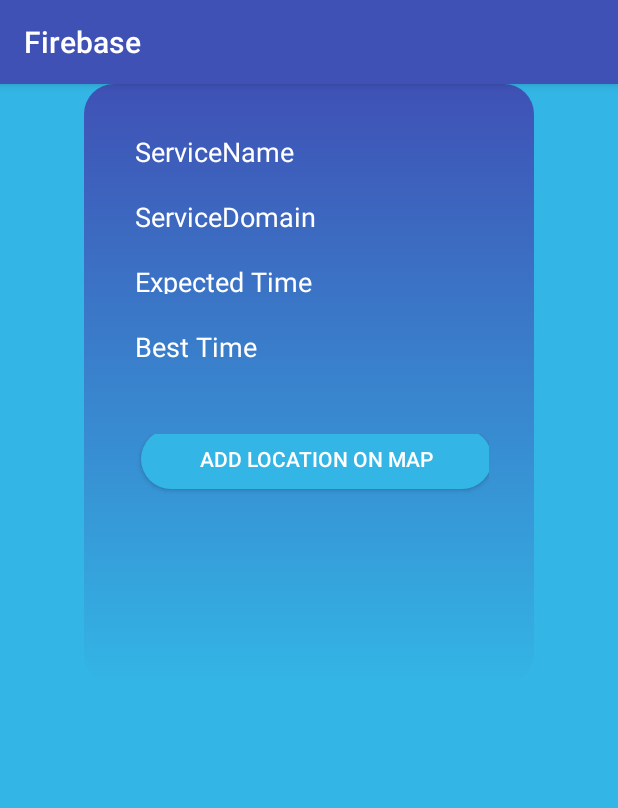
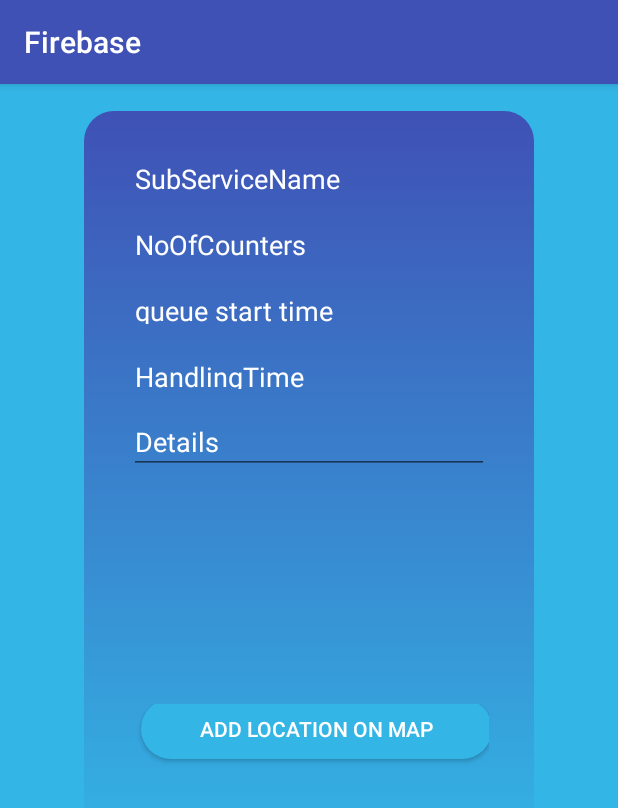
Before and after one commit to MrSparsh/Queno, an Android app: the ServiceInfoActivity screen opened directly, with no data from a screen before it, on a phone screen of 412 x 824 dp. Shown: the top 808 px of the screen. Run offline under Robolectric (Android 15) with nearby library versions, the phone set to English and light mode, and no system bars; 1 statement that could not run was skipped.

Commit message:
error of student

```diff
--- a/app/src/main/AndroidManifest.xml
+++ b/app/src/main/AndroidManifest.xml
@@ -53,9 +53,9 @@
         <activity android:name=".UserLogin" />
         <activity android:name=".UserHome" />
         <activity android:name=".ServiceInfoActivity" />
-        <activity android:name=".SubServiceDetailsActivity"></activity>
+        <activity android:name=".SubServiceDetailsActivity"/>
 
-        <activity android:name=".AdminLogin"></activity>
+        <activity android:name=".AdminLogin"/>
     </application>
 
 </manifest>
--- a/app/src/main/java/com/example/prashanjeet/firebase/AdminSignup.java
+++ b/app/src/main/java/com/example/prashanjeet/firebase/AdminSignup.java
@@ -50,6 +50,8 @@ public class AdminSignup extends AppCompatActivity {
                     aEmail = adminEmail.getText().toString();
                     aPassword = adminPassword.getText().toString();
                     aContact = adminCont.getText().toString();
+                    //final String lati,longi ;
+
 
                     firebaseAuth.createUserWithEmailAndPassword(aEmail,aPassword).addOnCompleteListener(new OnCompleteListener<AuthResult>() {
                         @Override
@@ -59,9 +61,9 @@ public class AdminSignup extends AppCompatActivity {
                                 String id = firebaseAuth.getCurrentUser().getUid();
                                 //String id1 = databaseUserMeals.push().getKey();
                                 //UserMeal userMeal = new UserMeal(studentN,studentRegn);
-                                Admin admin =new Admin(sname,sdomain,aName, aEmail, aPassword,aContact,id);
+                                //Admin admin =new Admin(sname,sdomain,aName, aEmail, aPassword,aContact, id, lati, longi);
                                 try {
-                                    databaseAdmins.child(id).setValue(admin);
+                                    //databaseAdmins.child(id).setValue(admin);
                                     //databaseUserMeals.child(id).setValue(userMeal);
                                     sendEmailVerification();
                                 }
--- a/app/src/main/java/com/example/prashanjeet/firebase/Main2Activity.java
+++ b/app/src/main/java/com/example/prashanjeet/firebase/Main2Activity.java
@@ -18,6 +18,9 @@ public class Main2Activity extends AppCompatActivity {
         + " " + getIntent().getStringExtra("expecttime") + " "  +
         getIntent().getStringExtra("besttime") +" "+getIntent().getStringExtra("LATI")+" "+getIntent().getStringExtra("LONGI"));
 
+          //SubService subService=    SubService(getIntent().getStringExtra("servicename"), String counters, String startTime, String handlingTime, String details,String lati, String longi)
+
+
         Intent intent = new Intent(Main2Activity.this,AddServiceAdmin.class);
         startActivity(intent);
 
--- a/app/src/main/res/layout/activity_add_service_admin.xml
+++ b/app/src/main/res/layout/activity_add_service_admin.xml
@@ -17,10 +17,10 @@
         android:background="#0ff"
         android:textSize="35dp"
         android:textAlignment="center"
-        android:layout_alignBottom="@+id/addServiceButton" />
+        android:layout_alignBottom="@+id/addServiceButton1" />
 
     <Button
-        android:id="@+id/addServiceButton"
+        android:id="@+id/addServiceButton1"
         android:layout_width="50dp"
         android:background="#00f"
         android:textSize="30dp"
--- a/app/src/main/res/layout/activity_service_info.xml
+++ b/app/src/main/res/layout/activity_service_info.xml
@@ -1,11 +1,11 @@
 <?xml version="1.0" encoding="utf-8"?>
-
 <RelativeLayout xmlns:android="http://schemas.android.com/apk/res/android"
     xmlns:app="http://schemas.android.com/apk/res-auto"
     xmlns:tools="http://schemas.android.com/tools"
     android:layout_width="match_parent"
     android:layout_height="match_parent"
-    tools:context="com.example.prashanjeet.firebase.AdminSignup">
+    tools:context="com.example.prashanjeet.firebase.ServiceInfoActivity">
+
     <LinearLayout
         android:layout_width="match_parent"
         android:layout_height="match_parent"
@@ -22,49 +22,54 @@
             android:layout_weight="1.5"
             android:background="@android:color/holo_blue_light" />
     </LinearLayout>
+
     <LinearLayout
         android:id="@+id/loginLayout"
         android:layout_width="300dp"
-        android:layout_height="400dp"
+        android:layout_height="500dp"
+        android:layout_alignParentTop="true"
+        android:layout_centerHorizontal="true"
+        android:layout_marginTop="18dp"
         android:background="@drawable/login"
         android:orientation="vertical"
         android:padding="30dp"
         android:weightSum="1"
-        android:layout_alignParentTop="true"
-        android:layout_centerHorizontal="true"
-        tools:layout_editor_absoluteY="0dp"
-        tools:layout_editor_absoluteX="0dp">
+        tools:layout_editor_absoluteX="0dp"
+        tools:layout_editor_absoluteY="0dp">
 
         <LinearLayout
             android:layout_width="match_parent"
             android:layout_height="0dp"
             android:layout_marginBottom="20dp"
             android:layout_marginTop="-20dp"
-            android:layout_weight="0.14">
+            android:layout_weight="0.2">
+
             <EditText
-                android:id="@+id/ServiceName"
+                android:id="@+id/SubServiceName"
                 android:layout_width="match_parent"
                 android:layout_height="51dp"
                 android:layout_marginTop="5dp"
-                android:hint="ServiceName"
+                android:hint="SubServiceName"
                 android:inputType="text"
                 android:paddingBottom="1dp"
                 android:textColor="@android:color/white"
                 android:textColorHint="@android:color/white" />
 
         </LinearLayout>
+
         <LinearLayout
             android:layout_width="match_parent"
             android:layout_height="0dp"
             android:layout_marginBottom="20dp"
             android:layout_marginTop="-20dp"
-            android:layout_weight="0.14">
+            android:layout_weight="0.2">
+
             <EditText
-                android:id="@+id/ServiceDomain"
+                android:id="@+id/NoOfCounters"
                 android:layout_width="match_parent"
                 android:layout_height="51dp"
                 android:layout_marginTop="5dp"
-                android:hint="ServiceDomain"
+                android:hint="NoOfCounters"
                 android:inputType="text"
                 android:paddingBottom="1dp"
                 android:textColor="@android:color/white"
@@ -76,30 +81,14 @@
             android:layout_height="0dp"
             android:layout_marginBottom="20dp"
             android:layout_marginTop="-20dp"
-            android:layout_weight="0.14">
+            android:layout_weight="0.2">
+
             <EditText
-                android:id="@+id/expected_time"
+                android:id="@+id/StartTime"
                 android:layout_width="match_parent"
                 android:layout_height="51dp"
                 android:layout_marginTop="5dp"
-                android:hint="Expected Time"
-                android:inputType="text"
-                android:paddingBottom="1dp"
-                android:textColor="@android:color/white"
-                android:textColorHint="@android:color/white" />
-        </LinearLayout>
-        <LinearLayout
-            android:layout_width="match_parent"
-            android:layout_height="0dp"
-            android:layout_marginBottom="20dp"
-            android:layout_marginTop="-20dp"
-            android:layout_weight="0.14">
-            <EditText
-                android:id="@+id/best_time"
-                android:layout_width="match_parent"
-                android:layout_height="51dp"
-                android:layout_marginTop="5dp"
-                android:hint="Best Time"
+                android:hint="queue start time"
                 android:inputType="text"
                 android:paddingBottom="1dp"
                 android:textColor="@android:color/white"
@@ -108,13 +97,50 @@
 
         <LinearLayout
             android:layout_width="match_parent"
-            android:layout_height="10dp"
+            android:layout_height="0dp"
+            android:layout_marginBottom="20dp"
+            android:layout_marginTop="-20dp"
+            android:layout_weight="0.2">
+
+            <EditText
+                android:id="@+id/HandlingTime"
+                android:layout_width="match_parent"
+                android:layout_height="51dp"
+                android:layout_marginTop="5dp"
+                android:hint="HandlingTime"
+                android:inputType="text"
+                android:paddingBottom="1dp"
+                android:textColor="@android:color/white"
+                android:textColorHint="@android:color/white" />
+        </LinearLayout>
+
+        <LinearLayout
+            android:layout_width="match_parent"
+            android:layout_height="100dp"
+            android:layout_marginBottom="20dp"
+            android:layout_marginTop="-20dp"
+            android:layout_weight="0.27">
+
+            <EditText
+                android:id="@+id/Details"
+                android:layout_width="match_parent"
+                android:layout_height="51dp"
+                android:layout_marginTop="5dp"
+                android:hint="Details"
+                android:inputType="text"
+                android:paddingBottom="1dp"
+                android:textColor="@android:color/white"
+                android:textColorHint="@android:color/white" />
+        </LinearLayout>
+        <LinearLayout
+            android:layout_width="match_parent"
+            android:layout_height="100dp"
+            android:layout_marginTop="20dp"
             android:layout_weight="0.14"
-            android:layout_marginTop="20dp"
             android:paddingTop="10dp">
 
             <Button
-                android:id="@+id/SignupButton"
+                android:id="@+id/AddLocation"
                 android:layout_width="234dp"
                 android:layout_height="40dp"
                 android:layout_marginBottom="20dp"
@@ -122,9 +148,13 @@
                 android:layout_marginTop="-3dp"
                 android:background="@drawable/loginbuttonlayout"
                 android:onClick="loginClicked"
-                android:text = "Add Location On Map"
+                android:text="Add location on map"
                 android:textColor="@android:color/white" />
         </LinearLayout>
+
+
+
     </LinearLayout>
 
+
 </RelativeLayout>
--- a/app/src/main/res/layout/activity_sub_service_details.xml
+++ b/app/src/main/res/layout/activity_sub_service_details.xml
@@ -5,7 +5,7 @@
     android:layout_width="match_parent"
     android:layout_height="match_parent"
     tools:context="com.example.prashanjeet.firebase.SubServiceDetailsActivity">
-
+`
     <LinearLayout
         android:layout_width="match_parent"
         android:layout_height="match_parent"
@@ -148,7 +148,7 @@
                 android:layout_marginTop="-3dp"
                 android:background="@drawable/loginbuttonlayout"
                 android:onClick="loginClicked"
-                android:text="AddService"
+                android:text="Add location on map"
                 android:textColor="@android:color/white" />
         </LinearLayout>
 
```
Also changed, not shown: app/src/main/java/com/example/prashanjeet/firebase/AddServiceAdmin.java (+6 -10 lines), app/src/main/java/com/example/prashanjeet/firebase/Admin.java (+23 -2 lines), app/src/main/java/com/example/prashanjeet/firebase/MapsActivity.java (+29 -14 lines), app/src/main/java/com/example/prashanjeet/firebase/ServiceInfoActivity.java (+21 -17 lines), app/src/main/java/com/example/prashanjeet/firebase/SubService.java (+33 -2 lines).
